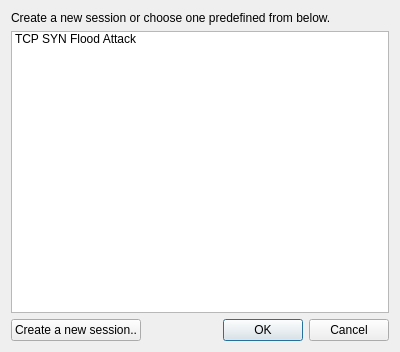
This is newsessiondialog.ui in MonteDarkfloyd/RUGE as Qt 5 draws it before an edit. The edited form follows.
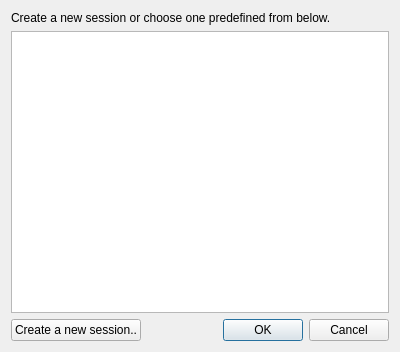
This is the edited form.

```diff
--- a/newsessiondialog.ui
+++ b/newsessiondialog.ui
@@ -18,13 +18,7 @@
   </property>
   <layout class="QGridLayout" name="gridLayout">
    <item row="1" column="0" colspan="2">
-    <widget class="QListWidget" name="listWidget">
-     <item>
-      <property name="text">
-       <string>TCP SYN Flood Attack</string>
-      </property>
-     </item>
-    </widget>
+    <widget class="QListWidget" name="predefinedList"/>
    </item>
    <item row="0" column="0" colspan="2">
     <widget class="QLabel" name="label">
```
